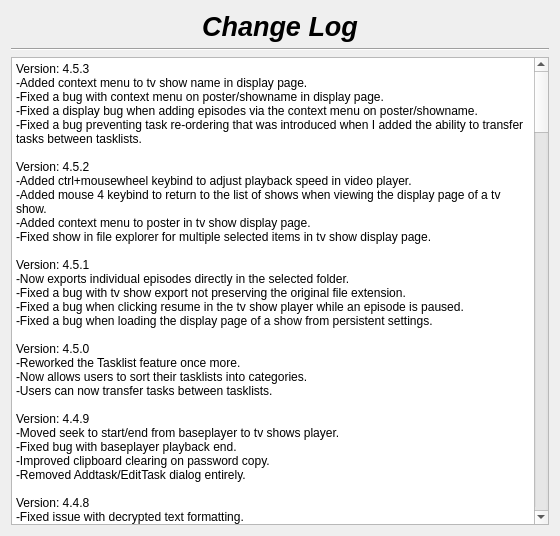
Before: the Qt Designer form changelog.ui in therealMaPMaKeR/MMDiary, drawn with Qt 5.
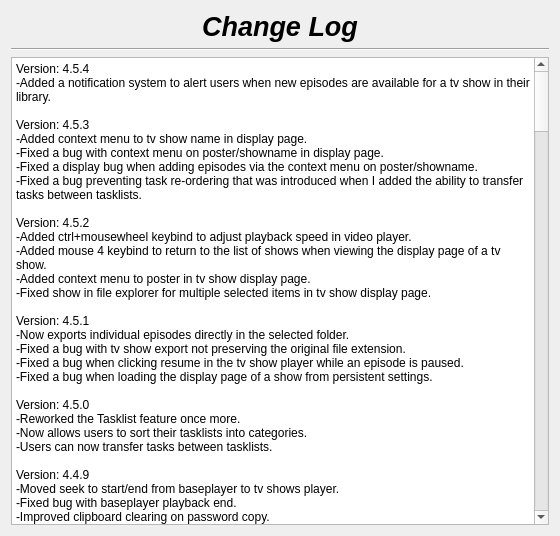
After: the same form once the commit is applied.

What changed in the file:
```diff
--- a/changelog.ui
+++ b/changelog.ui
@@ -55,7 +55,7 @@
 li.unchecked::marker { content: &quot;\2610&quot;; }
 li.checked::marker { content: &quot;\2612&quot;; }
 &lt;/style&gt;&lt;/head&gt;&lt;body style=&quot; font-family:'Segoe UI'; font-size:9pt; font-weight:400; font-style:normal;&quot;&gt;
-&lt;p style=&quot; margin-top:0px; margin-bottom:0px; margin-left:0px; margin-right:0px; -qt-block-indent:0; text-indent:0px;&quot;&gt;Version: 4.5.3&lt;br /&gt;-Added context menu to tv show name in display page.&lt;br /&gt;-Fixed a bug with context menu on poster/showname in display page.&lt;br /&gt;-Fixed a display bug when adding episodes via the context menu on poster/showname.&lt;br /&gt;-Fixed a bug preventing task re-ordering that was introduced when I added the ability to transfer tasks between tasklists.&lt;/p&gt;
+&lt;p style=&quot; margin-top:0px; margin-bottom:0px; margin-left:0px; margin-right:0px; -qt-block-indent:0; text-indent:0px;&quot;&gt;Version: 4.5.4&lt;br /&gt;-Added a notification system to alert users when new episodes are available for a tv show in their library.&lt;br /&gt;&lt;br /&gt;Version: 4.5.3&lt;br /&gt;-Added context menu to tv show name in display page.&lt;br /&gt;-Fixed a bug with context menu on poster/showname in display page.&lt;br /&gt;-Fixed a display bug when adding episodes via the context menu on poster/showname.&lt;br /&gt;-Fixed a bug preventing task re-ordering that was introduced when I added the ability to transfer tasks between tasklists.&lt;/p&gt;
 &lt;p style=&quot; margin-top:0px; margin-bottom:0px; margin-left:0px; margin-right:0px; -qt-block-indent:0; text-indent:0px;&quot;&gt;&lt;br /&gt;Version: 4.5.2&lt;br /&gt;-Added ctrl+mousewheel keybind to adjust playback speed in video player.&lt;br /&gt;-Added mouse 4 keybind to return to the list of shows when viewing the display page of a tv show.&lt;/p&gt;
 &lt;p style=&quot; margin-top:0px; margin-bottom:0px; margin-left:0px; margin-right:0px; -qt-block-indent:0; text-indent:0px;&quot;&gt;-Added context menu to poster in tv show display page.&lt;br /&gt;-Fixed show in file explorer for multiple selected items in tv show display page.&lt;br /&gt;&lt;br /&gt;Version: 4.5.1&lt;br /&gt;-Now exports individual episodes directly in the selected folder.&lt;br /&gt;-Fixed a bug with tv show export not preserving the original file extension.&lt;/p&gt;
 &lt;p style=&quot; margin-top:0px; margin-bottom:0px; margin-left:0px; margin-right:0px; -qt-block-indent:0; text-indent:0px;&quot;&gt;-Fixed a bug when clicking resume in the tv show player while an episode is paused.&lt;br /&gt;-Fixed a bug when loading the display page of a show from persistent settings.&lt;br /&gt;&lt;br /&gt;Version: 4.5.0&lt;br /&gt;-Reworked the Tasklist feature once more.&lt;br /&gt;-Now allows users to sort their tasklists into categories.&lt;/p&gt;
```
